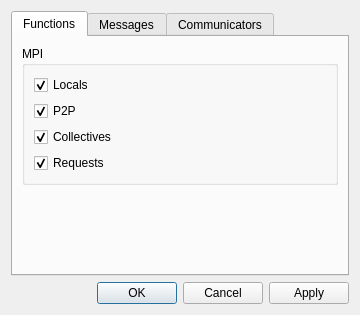
This is mpi.tool/components/qTV/filterdialog.ui in peatman/peat as Qt 5 draws it before an edit. The edited form follows.
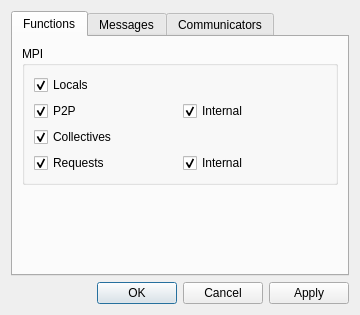
This is the edited form.

```diff
--- a/mpi.tool/components/qTV/filterdialog.ui
+++ b/mpi.tool/components/qTV/filterdialog.ui
@@ -29,8 +29,8 @@
          <property name="title">
           <string>MPI</string>
          </property>
-         <layout class="QVBoxLayout" name="layout_groupMpiFunctions">
-        <item>
+         <layout class="QGridLayout" name="layout_groupMpiFunctions">
+        <item row="0" column="0">
          <widget class="QCheckBox" name="checkLocalsFunc">
           <property name="text">
            <string>Locals</string>
@@ -40,7 +40,7 @@
           </property>
          </widget>
         </item>
-        <item>
+        <item row="1" column="0">
          <widget class="QCheckBox" name="checkP2PFunc">
           <property name="text">
            <string>P2P</string>
@@ -50,7 +50,17 @@
           </property>
          </widget>
         </item>
-        <item>
+        <item row="1" column="1">
+         <widget class="QCheckBox" name="checkP2PInternalFunc">
+          <property name="text">
+           <string>Internal</string>
+          </property>
+          <property name="checked">
+           <bool>true</bool>
+          </property>
+         </widget>
+        </item>
+        <item row="2" column="0">
          <widget class="QCheckBox" name="checkCollectivesFunc">
           <property name="text">
            <string>Collectives</string>
@@ -60,7 +70,7 @@
           </property>
          </widget>
         </item>
-        <item>
+        <item row="3" column="0">
          <widget class="QCheckBox" name="checkRequestsFunc">
           <property name="text">
            <string>Requests</string>
@@ -70,6 +80,16 @@
           </property>
          </widget>
         </item>
+        <item row="3" column="1">
+         <widget class="QCheckBox" name="checkRequestsInternalFunc">
+          <property name="text">
+           <string>Internal</string>
+          </property>
+          <property name="checked">
+           <bool>true</bool>
+          </property>
+         </widget>
+        </item>
          </layout>
         </widget>
        </item>
```
